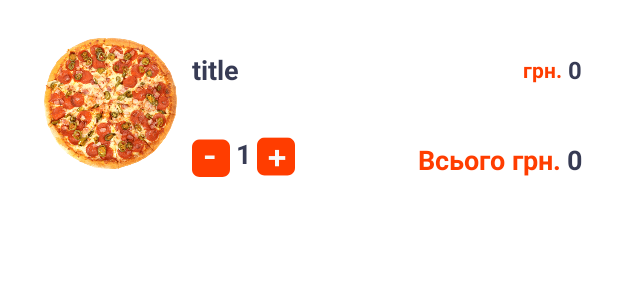
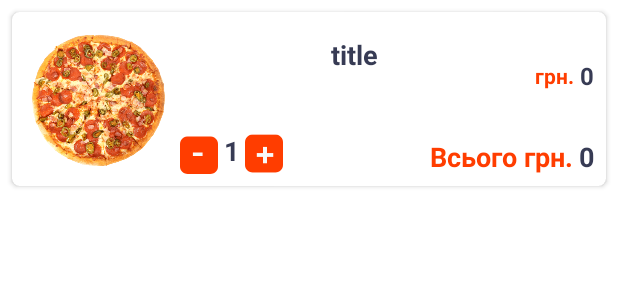
Before and after one commit to NesterovOI/PizzaFood, an Android app: the layout viewholder_cart.xml on its own in the app's theme, with its tools: preview values and no code run, on a phone screen of 412 x 824 dp. Shown: the top 300 px of the screen. Run offline under Robolectric (Android 15) with nearby library versions, the phone set to English and light mode, and no system bars.

Commit message:
Dessign correction in viewholder_cart

```diff
--- a/app/src/main/res/layout/activity_dessert.xml
+++ b/app/src/main/res/layout/activity_dessert.xml
@@ -62,7 +62,7 @@
         app:layout_constraintEnd_toEndOf="parent"
         app:layout_constraintHorizontal_bias="0.0"
         app:layout_constraintStart_toStartOf="parent"
-        app:layout_constraintTop_toBottomOf="@+id/scrollView">
+        app:layout_constraintTop_toBottomOf="@+id/recyclerView">
 
         <com.google.android.material.bottomappbar.BottomAppBar
             android:id="@+id/app_bar"
--- a/app/src/main/res/layout/viewholder_cart.xml
+++ b/app/src/main/res/layout/viewholder_cart.xml
@@ -4,11 +4,28 @@
     xmlns:tools="http://schemas.android.com/tools"
     android:layout_width="match_parent"
     android:layout_height="wrap_content"
-    android:layout_marginStart="16dp"
-    android:layout_marginTop="10sp"
-    android:layout_marginEnd="16dp"
-    android:layout_marginBottom="10sp"
-    android:elevation="3dp">
+    android:layout_marginStart="0dp"
+    android:layout_marginTop="0dp"
+    android:layout_marginEnd="0dp"
+    android:layout_marginBottom="0dp"
+    android:elevation="0dp">
+
+    <androidx.cardview.widget.CardView
+        android:layout_width="match_parent"
+        android:layout_height="wrap_content"
+        android:layout_marginStart="8dp"
+        android:layout_marginTop="8dp"
+        android:layout_marginEnd="8dp"
+        android:layout_marginBottom="8dp"
+        app:cardCornerRadius="5dp"
+        app:layout_constraintBottom_toBottomOf="parent"
+        app:layout_constraintEnd_toEndOf="parent"
+        app:layout_constraintStart_toStartOf="parent"
+        app:layout_constraintTop_toTopOf="parent">
+
+        <androidx.constraintlayout.widget.ConstraintLayout
+            android:layout_width="match_parent"
+            android:layout_height="wrap_content">
 
             <ImageView
                 android:id="@+id/imageListCart"
@@ -24,14 +41,19 @@
 
             <TextView
                 android:id="@+id/titleListTxt"
-        android:layout_width="wrap_content"
-        android:layout_height="wrap_content"
+                android:layout_width="0dp"
+                android:layout_height="0dp"
                 android:layout_marginStart="4dp"
-        android:layout_marginTop="16dp"
+                android:layout_marginTop="8dp"
+                android:layout_marginEnd="4dp"
+                android:layout_marginBottom="8dp"
                 android:text="title"
+                android:textAlignment="center"
                 android:textColor="#373b54"
                 android:textSize="18sp"
                 android:textStyle="bold"
+                app:layout_constraintBottom_toTopOf="@+id/minusCartBtn"
+                app:layout_constraintEnd_toStartOf="@+id/textView14"
                 app:layout_constraintStart_toEndOf="@+id/imageListCart"
                 app:layout_constraintTop_toTopOf="@+id/imageListCart" />
 
@@ -69,7 +91,7 @@
 
             <TextView
                 android:id="@+id/foodMoney"
-        android:layout_width="wrap_content"
+                android:layout_width="0dp"
                 android:layout_height="wrap_content"
                 android:layout_marginEnd="8dp"
                 android:text="0"
@@ -94,7 +116,7 @@
 
             <TextView
                 android:id="@+id/totalMoneyCartTxt"
-        android:layout_width="wrap_content"
+                android:layout_width="0dp"
                 android:layout_height="wrap_content"
                 android:layout_marginEnd="8dp"
                 android:text="0"
@@ -118,3 +140,6 @@
                 app:layout_constraintEnd_toStartOf="@+id/totalMoneyCartTxt"
                 app:layout_constraintTop_toTopOf="@+id/totalMoneyCartTxt" />
         </androidx.constraintlayout.widget.ConstraintLayout>
+    </androidx.cardview.widget.CardView>
+
+</androidx.constraintlayout.widget.ConstraintLayout>
```
Lines whose indentation alone changed are shown as unchanged.
